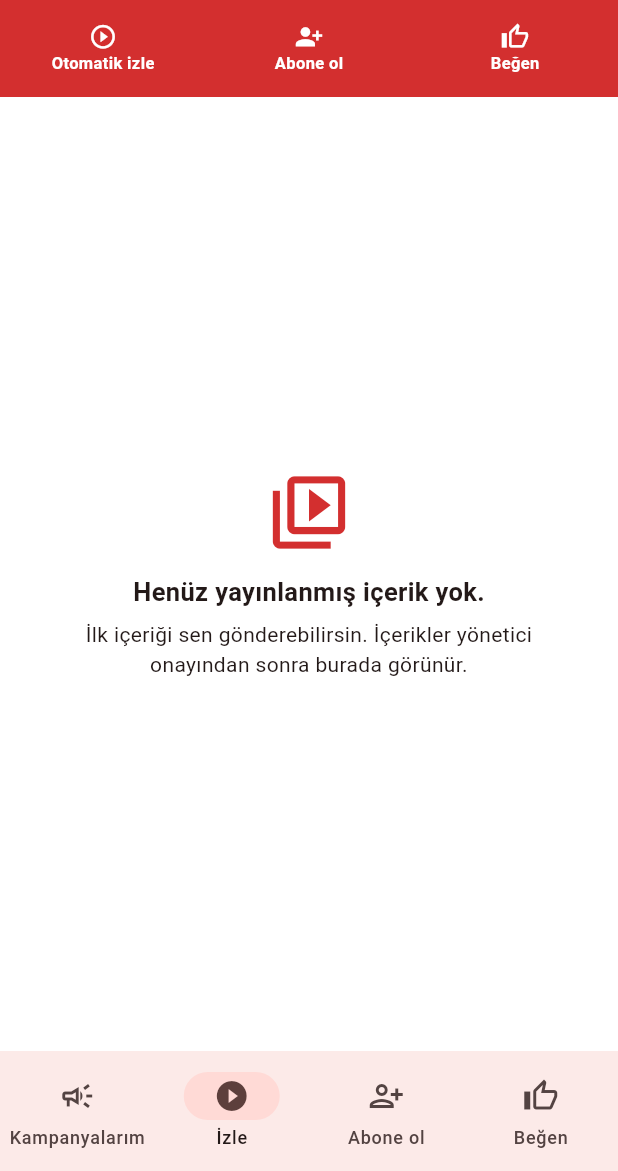
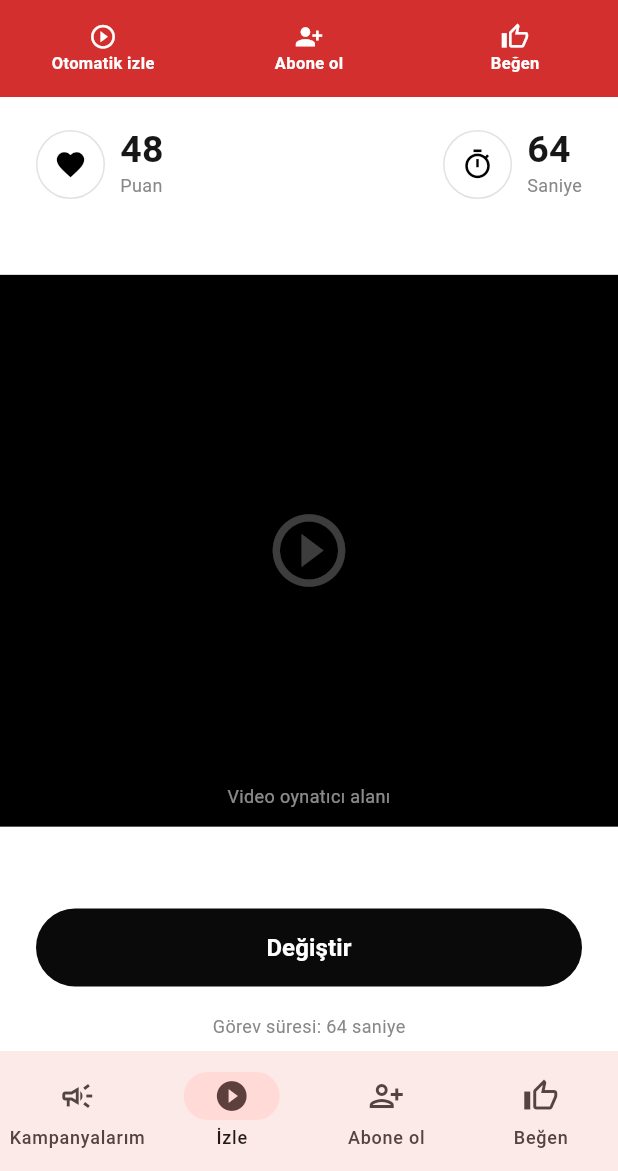
Before and after one commit to mehmetozeldir-netizen/yt_mutual, a Flutter app: the screen it shows once a user with an empty profile is signed in, item 2 of the bottom bar chosen, on a phone screen of 412 x 824 dp, the part 65-1236 px from its top. Run offline on Flutter 3.47's test engine with Material 3 defaults, Android fonts, the phone set to English and light mode, and no system bars; our stand-ins replace cloud_firestore, firebase_auth, firebase_core, google_sign_in; accounts and stored records are empty.

Commit message:
Redesign task screen with clean white player layout

```diff
--- a/lib/features/tasks/screens/home_screen.dart
+++ b/lib/features/tasks/screens/home_screen.dart
@@ -1,90 +1,161 @@
-import 'package:cloud_firestore/cloud_firestore.dart';
+import 'dart:async';
 import 'package:flutter/material.dart';
-import 'package:url_launcher/url_launcher.dart';
-import '../../../core/constants/app_colors.dart';
 
-class HomeScreen extends StatelessWidget {
+class HomeScreen extends StatefulWidget {
   final String ownerUid;
-  const HomeScreen({super.key, required this.ownerUid});
+  final String taskType;
+  const HomeScreen({super.key, required this.ownerUid, this.taskType = 'İzle'});
 
-  Future<void> _openVideo(BuildContext context, String value) async {
-    final uri = Uri.tryParse(value);
-    if (uri == null || !['youtube.com', 'www.youtube.com', 'youtu.be', 'm.youtube.com']
-      .contains(uri.host.toLowerCase())) {
-      ScaffoldMessenger.of(context).showSnackBar(
-        const SnackBar(content: Text('Geçerli YouTube bağlantısı bulunamadı.')));
-      return;
-    }
-    final opened = await launchUrl(uri, mode: LaunchMode.externalApplication);
-    if (!opened && context.mounted) {
-      ScaffoldMessenger.of(context).showSnackBar(
-        const SnackBar(content: Text('YouTube bağlantısı açılamadı.')));
-    }
+  @override
+  State<HomeScreen> createState() => _HomeScreenState();
+}
+
+class _HomeScreenState extends State<HomeScreen> {
+  static const int _duration = 64;
+  int _seconds = _duration;
+  Timer? _timer;
+
+  @override
+  void dispose() {
+    _timer?.cancel();
+    super.dispose();
+  }
+
+  void _startTimer() {
+    _timer?.cancel();
+    if (_seconds == 0) setState(() => _seconds = _duration);
+    _timer = Timer.periodic(const Duration(seconds: 1), (timer) {
+      if (!mounted) return;
+      if (_seconds <= 1) {
+        timer.cancel();
+        setState(() => _seconds = 0);
+      } else {
+        setState(() => _seconds--);
+      }
+    });
+  }
+
+  void _changeTask() {
+    _timer?.cancel();
+    setState(() => _seconds = _duration);
+    ScaffoldMessenger.of(context).showSnackBar(
+      const SnackBar(content: Text('Yeni içerik bulunamadı. Daha sonra tekrar deneyebilirsin.')),
+    );
   }
 
   @override
   Widget build(BuildContext context) {
-    final query = FirebaseFirestore.instance.collection('campaigns')
-      .where('status', isEqualTo: 'active').limit(50);
-    return StreamBuilder<QuerySnapshot<Map<String, dynamic>>>(
-        stream: query.snapshots(),
-        builder: (context, snapshot) {
-          if (snapshot.hasError) return const Center(
-            child: Padding(padding: EdgeInsets.all(24),
-              child: Text('İçerikler yüklenemedi. Firebase bağlantısını ve Firestore kurallarını kontrol edin.',
-                textAlign: TextAlign.center)));
-          if (!snapshot.hasData) return const Center(child: CircularProgressIndicator());
-          final docs = snapshot.data!.docs;
-          if (docs.isEmpty) return Center(child: Padding(
-            padding: const EdgeInsets.all(28),
-            child: Column(mainAxisSize: MainAxisSize.min, children: [
-              const Icon(Icons.video_library_outlined, size: 58, color: AppColors.primaryRed),
-              const SizedBox(height: 12),
-              const Text('Henüz yayınlanmış içerik yok.',
-                style: TextStyle(fontWeight: FontWeight.w600, fontSize: 17)),
-              const SizedBox(height: 6),
-              const Text('İlk içeriği sen gönderebilirsin. İçerikler yönetici onayından sonra burada görünür.',
-                textAlign: TextAlign.center),
-            ]),
-          ));
-          return ListView.separated(
-            padding: const EdgeInsets.fromLTRB(16, 16, 16, 100),
-            itemCount: docs.length, separatorBuilder: (_, __) => const SizedBox(height: 12),
-            itemBuilder: (context, index) {
-              final data = docs[index].data();
-              final title = data['title'] as String? ?? 'İçerik';
-              final description = data['description'] as String? ?? '';
-              final url = data['youtubeUrl'] as String? ?? '';
-              final owner = data['ownerUid'] as String? ?? '';
-              return Card(
-                elevation: 0,
-                shape: RoundedRectangleBorder(borderRadius: BorderRadius.circular(14),
-                  side: const BorderSide(color: AppColors.borderLight)),
-                child: Padding(padding: const EdgeInsets.all(16), child: Column(
-                  crossAxisAlignment: CrossAxisAlignment.start, children: [
-                    Row(children: [
-                      const Icon(Icons.play_circle_fill, color: AppColors.primaryRed, size: 28),
-                      const SizedBox(width: 8),
-                      Expanded(child: Text(title,
-                        style: const TextStyle(fontWeight: FontWeight.bold, fontSize: 16))),
-                      if (owner == ownerUid) const Chip(label: Text('Senin içeriğin')),
-                    ]),
-                    if (description.isNotEmpty) ...[
-                      const SizedBox(height: 8), Text(description)],
-                    const SizedBox(height: 12),
-                    SizedBox(width: double.infinity, child: FilledButton.icon(
-                      style: FilledButton.styleFrom(backgroundColor: AppColors.primaryRed),
-                      onPressed: () => _openVideo(context, url),
-                      icon: const Icon(Icons.open_in_new), label: const Text('YouTube’da aç'))),
-                    const SizedBox(height: 6),
-                    const Text('İçerik keşfi ve gönüllü geri bildirim içindir. İzlenme, beğeni veya abone karşılığında puan verilmez.',
-                      style: TextStyle(fontSize: 12, color: AppColors.textMuted)),
-                  ],
-                )),
-              );
-            },
-          );
-        },
-      );
+    final isWatch = widget.taskType == 'İzle';
+    final isSubscribe = widget.taskType == 'Abone Ol';
+    final score = isWatch ? '48' : (isSubscribe ? '32' : '16');
+    return ColoredBox(
+      color: Colors.white,
+      child: SafeArea(
+        top: false,
+        child: Column(
+          children: [
+            Padding(
+              padding: const EdgeInsets.fromLTRB(24, 22, 24, 10),
+              child: Row(
+                children: [
+                  _Metric(icon: Icons.favorite, value: score, label: 'Puan'),
+                  const Spacer(),
+                  _Metric(icon: Icons.timer_outlined, value: '$_seconds', label: 'Saniye'),
+                ],
+              ),
+            ),
+            Expanded(
+              child: Center(
+                child: AspectRatio(
+                  aspectRatio: 1.12,
+                  child: Container(
+                    width: double.infinity,
+                    color: Colors.black,
+                    child: Stack(
+                      alignment: Alignment.center,
+                      children: [
+                        Icon(
+                          isWatch ? Icons.play_circle_outline
+                              : (isSubscribe ? Icons.video_library_outlined : Icons.thumb_up_alt_outlined),
+                          color: Colors.white24,
+                          size: 58,
+                        ),
+                        Positioned(
+                          bottom: 12,
+                          left: 12,
+                          right: 12,
+                          child: Text(
+                            isWatch ? 'Video oynatıcı alanı'
+                                : (isSubscribe ? 'Abonelik içerikleri' : 'Beğeni içerikleri'),
+                            textAlign: TextAlign.center,
+                            style: const TextStyle(color: Colors.white54, fontSize: 12),
+                          ),
+                        ),
+                      ],
+                    ),
+                  ),
+                ),
+              ),
+            ),
+            Padding(
+              padding: const EdgeInsets.fromLTRB(24, 14, 24, 18),
+              child: SizedBox(
+                width: double.infinity,
+                height: 52,
+                child: ElevatedButton(
+                  onPressed: _changeTask,
+                  style: ElevatedButton.styleFrom(
+                    backgroundColor: const Color(0xFF0A0A0A),
+                    foregroundColor: Colors.white,
+                    elevation: 0,
+                    shape: const StadiumBorder(),
+                  ),
+                  child: const Text('Değiştir', style: TextStyle(fontSize: 16, fontWeight: FontWeight.w600)),
+                ),
+              ),
+            ),
+            Padding(
+              padding: const EdgeInsets.only(bottom: 8),
+              child: Text(
+                _seconds == 0 ? 'Süre tamamlandı' : 'Görev süresi: $_seconds saniye',
+                style: const TextStyle(color: Color(0xFF888888), fontSize: 12),
+              ),
+            ),
+          ],
+        ),
+      ),
+    );
   }
 }
+
+class _Metric extends StatelessWidget {
+  final IconData icon;
+  final String value;
+  final String label;
+  const _Metric({required this.icon, required this.value, required this.label});
+
+  @override
+  Widget build(BuildContext context) => Row(
+    children: [
+      Container(
+        width: 46,
+        height: 46,
+        decoration: BoxDecoration(
+          shape: BoxShape.circle,
+          color: Colors.white,
+          border: Border.all(color: const Color(0xFFE2E2E2)),
+        ),
+        child: Icon(icon, color: Colors.black, size: 22),
+      ),
+      const SizedBox(width: 10),
+      Column(
+        crossAxisAlignment: CrossAxisAlignment.start,
+        children: [
+          Text(value, style: const TextStyle(color: Color(0xFF171717), fontSize: 25, height: 1, fontWeight: FontWeight.w700)),
+          const SizedBox(height: 3),
+          Text(label, style: const TextStyle(color: Color(0xFF888888), fontSize: 12)),
+        ],
+      ),
+    ],
+  );
+}
```
